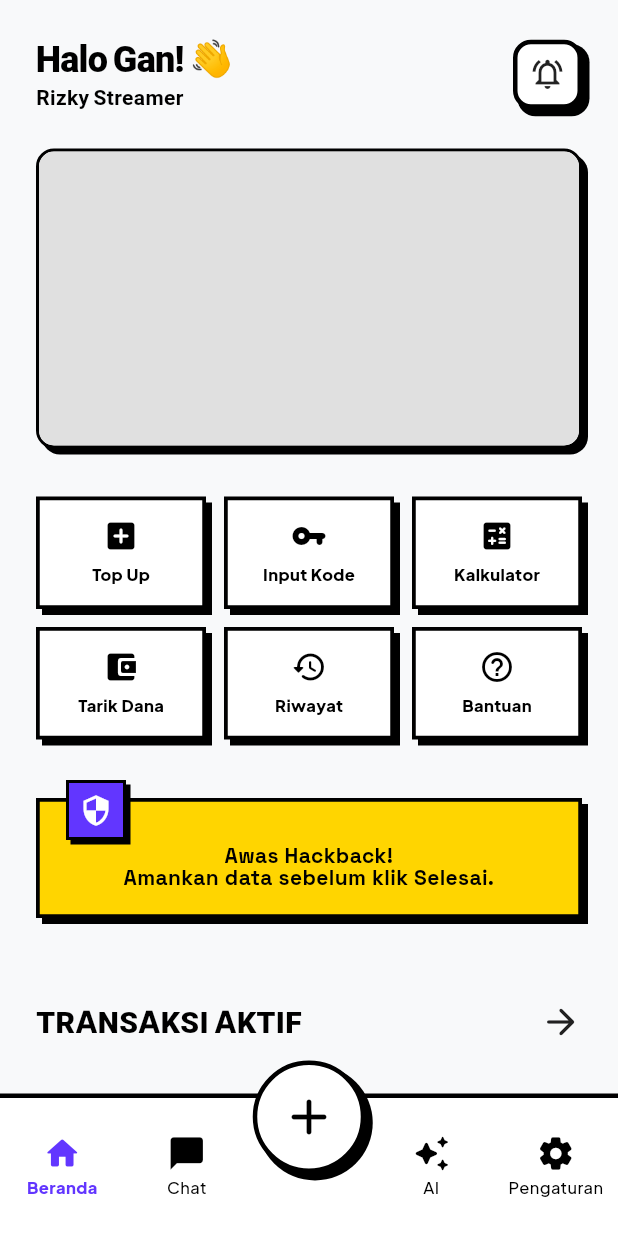
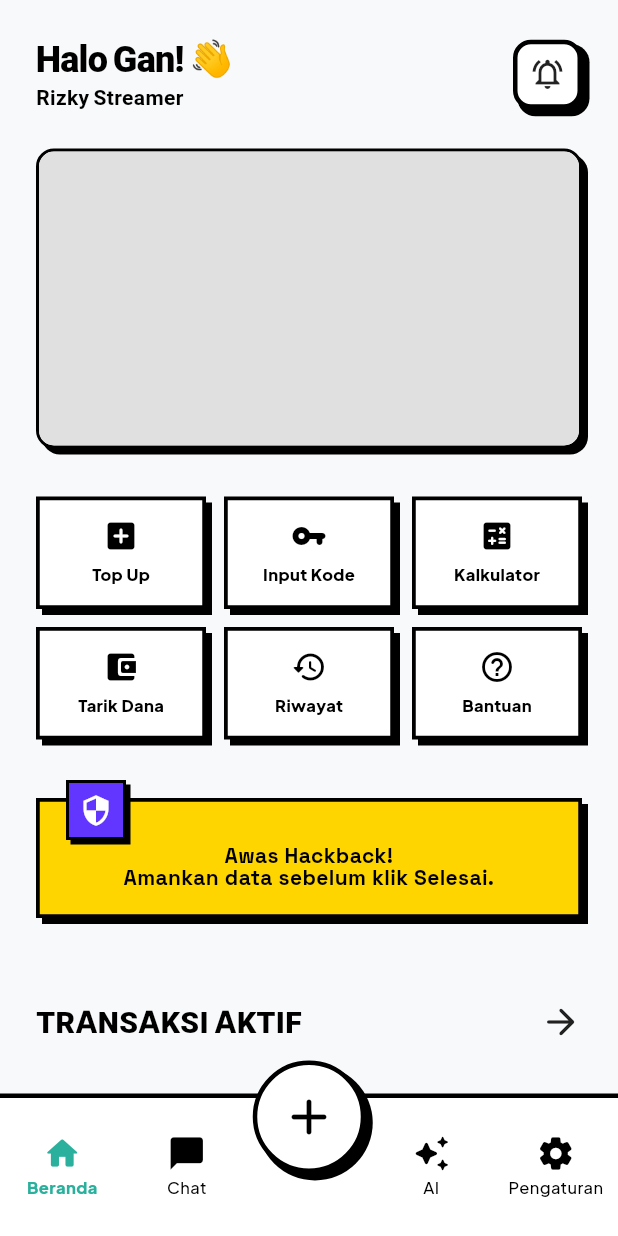
Before and after one commit to wirashauma/rekber, a Flutter app: the MainWrapper screen opened by its route, on a phone screen of 412 x 824 dp. Run offline on Flutter 3.47's test engine with Material 3 defaults, Android fonts, the phone set to English and light mode, and no system bars; drawn by our look-alikes of shimmer; our stand-ins replace dartz, equatable, flutter_bloc, get_it, go_router, google_fonts and 2 more; accounts and stored records are empty.

Commit message:
feat: implement main navigation wrapper and primary transaction feature pages

```diff
--- a/mobile/lib/features/home/presentation/pages/main_wrapper.dart
+++ b/mobile/lib/features/home/presentation/pages/main_wrapper.dart
@@ -146,16 +146,20 @@ class _BrutalistBottomNav extends StatelessWidget {
             top: -25,
             child: GestureDetector(
               onTap: () => onTap(2),
-              child: const SizedBox(
+              child: SizedBox(
                 width: 75,
                 height: 75,
                 child: BrutalistCard(
                   backgroundColor: AppColors.white,
                   shape: BoxShape.circle,
-                  shadowOffset: Offset(4, 4),
+                  shadowOffset: const Offset(4, 4),
                   padding: EdgeInsets.zero,
                   child: Center(
-                    child: Icon(Icons.add_rounded, size: 40, color: AppColors.black),
+                    child: Icon(
+                      Icons.add_rounded,
+                      size: 40,
+                      color: currentIndex == 2 ? AppColors.tealGreen : AppColors.black
+                    ),
                   ),
                 ),
               ),
@@ -176,7 +180,7 @@ class _BrutalistBottomNav extends StatelessWidget {
           children: [
             Icon(
               icon,
-              color: isSelected ? AppColors.primary : AppColors.black,
+              color: isSelected ? AppColors.tealGreen : AppColors.black,
               size: 26,
             ),
             const SizedBox(height: 2),
@@ -185,7 +189,7 @@ class _BrutalistBottomNav extends StatelessWidget {
               style: TextStyle(
                 fontSize: 11,
                 fontWeight: isSelected ? FontWeight.w900 : FontWeight.w500,
-                color: isSelected ? AppColors.primary : AppColors.black,
+                color: isSelected ? AppColors.tealGreen : AppColors.black,
               ),
             ),
           ],
```
